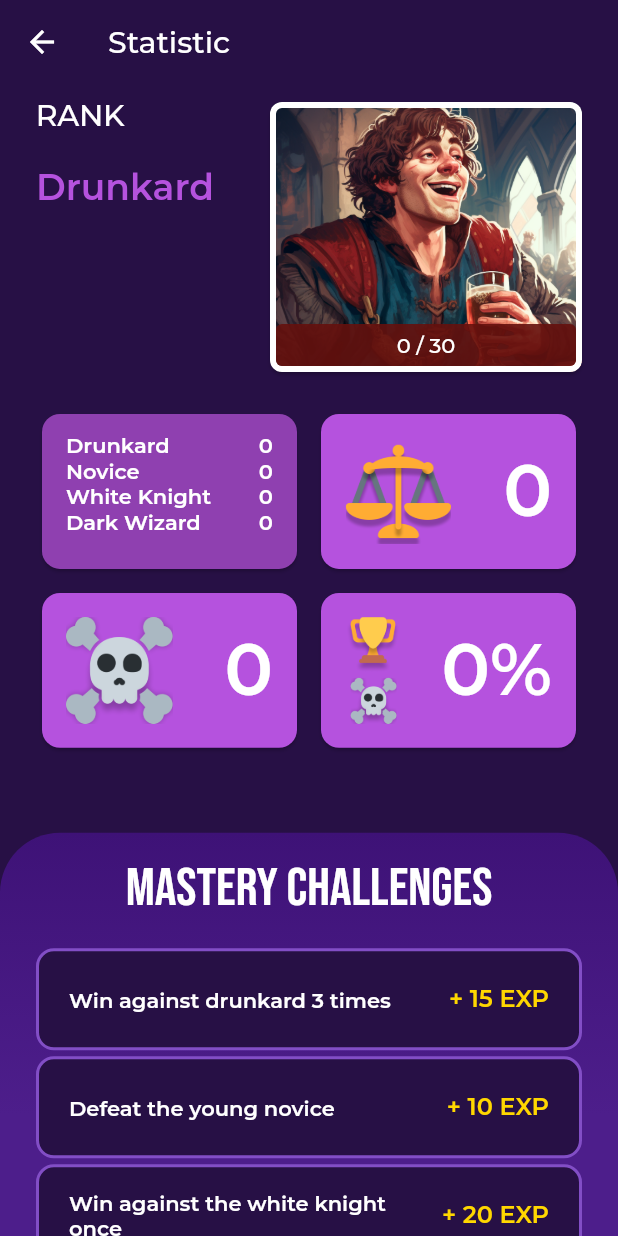
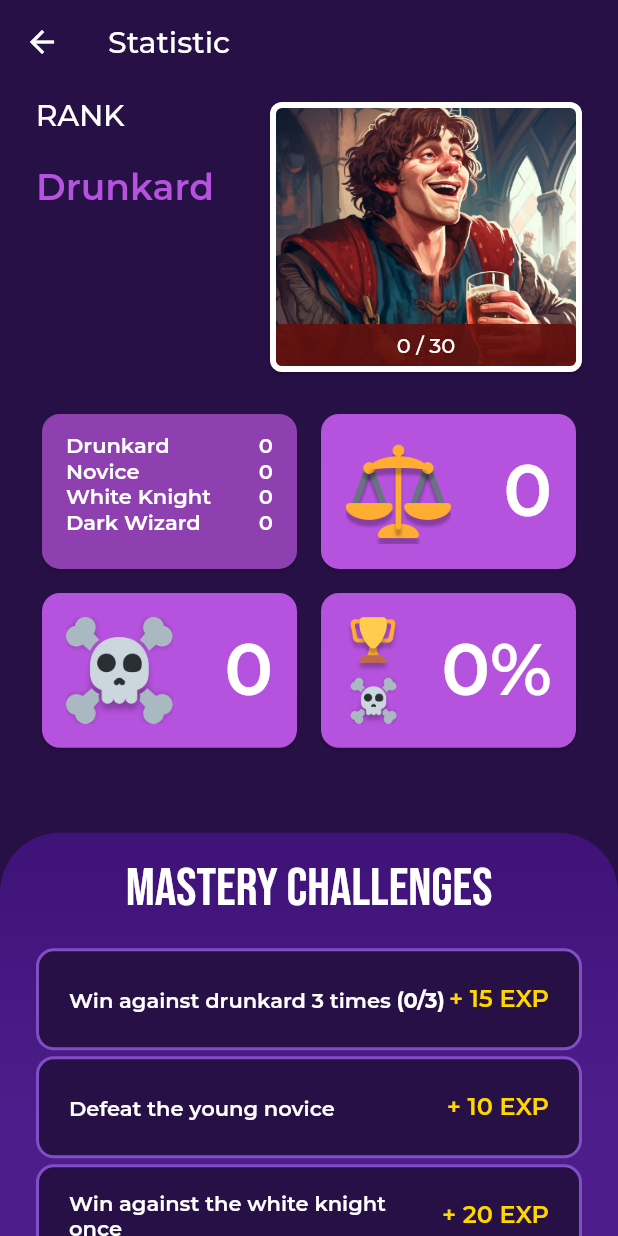
Before and after one commit to danielmrrk/CS-50-Final-Project-Tick-Tack, a Flutter app: the StatisticScreen screen opened directly, after a tap on an icon or button, on a phone screen of 412 x 824 dp. Run offline on Flutter 3.47's test engine with Material 2 defaults, Android fonts, the phone set to English and light mode, and no system bars; our stand-ins replace flutter_riverpod, flutter_secure_storage, flutter_svg, get, google_fonts, sqflite; accounts and stored records are empty.

Commit message:
slight improvement

```diff
--- a/lib/general/theme/text_theme.dart
+++ b/lib/general/theme/text_theme.dart
@@ -22,11 +22,11 @@ class TTTextTheme {
     height: 0.06,
   );
 
-  static final expDisplay = GoogleFonts.montserrat(
-    fontSize: 16,
-    fontWeight: FontWeight.w600,
-    color: TTColorTheme.highlight,
-  );
+  static TextStyle expDisplay(bool cleared) => GoogleFonts.montserrat(
+        fontSize: cleared ? 20 : 16,
+        fontWeight: FontWeight.w600,
+        color: TTColorTheme.highlight,
+      );
 
   static TextStyle bodyStatisticDisplay(int displayValue) => GoogleFonts.montserrat(
         fontSize: displayValue < 10
@@ -72,6 +72,16 @@ class TTTextTheme {
     fontWeight: FontWeight.w500,
     color: Colors.white,
   );
+
+  static final bodyMediumBold = GoogleFonts.montserrat(
+    fontSize: 14,
+    fontWeight: FontWeight.w700,
+    color: Colors.white,
+    fontStyle: FontStyle.normal,
+    letterSpacing: -0.2,
+    height: 1,
+  );
+
   static final bodyMediumSemiBold = GoogleFonts.montserrat(
     fontSize: 14,
     fontWeight: FontWeight.w600,
--- a/lib/statistic/challenge_item.dart
+++ b/lib/statistic/challenge_item.dart
@@ -2,6 +2,7 @@ import 'package:flutter/material.dart';
 import 'package:tic_tac/database/statistic/challenge.dart';
 import 'package:tic_tac/general/theme/color_theme.dart';
 import 'package:tic_tac/general/theme/text_theme.dart';
+import 'package:tic_tac/statistic/user_statistic_service.dart';
 
 class ChallengeItem extends StatelessWidget {
   const ChallengeItem({super.key, required this.challengeData});
@@ -10,22 +11,41 @@ class ChallengeItem extends StatelessWidget {
 
   @override
   Widget build(BuildContext context) {
+    bool cleared = challengeData.cleared && challengeData.showChallenge;
     return InkWell(
+      onTap: () {
+        if (cleared) UserStatisticService.instance.maybeUpdateUserStatus(challengeData.exp);
+      },
       child: Container(
         padding: const EdgeInsets.symmetric(horizontal: 20),
         margin: const EdgeInsets.symmetric(vertical: 2),
         height: 68,
         decoration: BoxDecoration(
           borderRadius: BorderRadius.circular(12),
-          color: TTColorTheme.background,
+          color: cleared ? TTColorTheme.onBackgroundDark : TTColorTheme.background,
           border: Border.all(color: TTColorTheme.secondary, width: 2),
         ),
         child: Row(
           children: [
             Expanded(
-              child: Text(challengeData.content, style: TTTextTheme.bodyMediumSemiBold),
+              child: challengeData.progress != null
+                  ? RichText(
+                      text: TextSpan(
+                        children: [
+                          TextSpan(text: challengeData.content, style: TTTextTheme.bodyMediumSemiBold),
+                          TextSpan(
+                            text: " (${challengeData.progress}/${challengeData.progressGoal})",
+                            style: TTTextTheme.bodyMediumBold,
+                          ),
+                        ],
+                      ),
+                    )
+                  : Text(challengeData.content, style: TTTextTheme.bodyMediumSemiBold),
             ),
-            Text("+ ${challengeData.exp} EXP", style: TTTextTheme.expDisplay)
+            Text(
+              "+ ${challengeData.exp} EXP",
+              style: TTTextTheme.expDisplay(cleared),
+            )
           ],
         ),
       ),
--- a/lib/statistic/statistic_display.dart
+++ b/lib/statistic/statistic_display.dart
@@ -101,7 +101,9 @@ class _StatisticDisplayState extends State<StatisticDisplay> {
               ),
               const Spacer(),
               Text(
-                widget.userStatistic?["$gameResultKey/${rank.displayName}"] ?? '0',
+                widget.userStatistic?["$gameResultKey/${rank.displayName}"] != null
+                    ? widget.userStatistic!["$gameResultKey/${rank.displayName}"]!
+                    : '0',
                 style: TTTextTheme.bodyMediumSemiBold,
               ),
             ],
```
